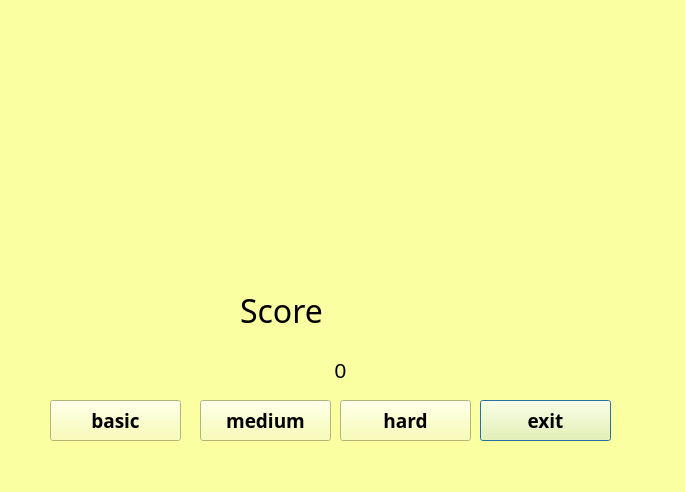
The window that src/ui/over_dialog.ui (Stanley-233/2024-BJTU-datastructure-finalproject) describes before a commit, drawn with Qt 5.
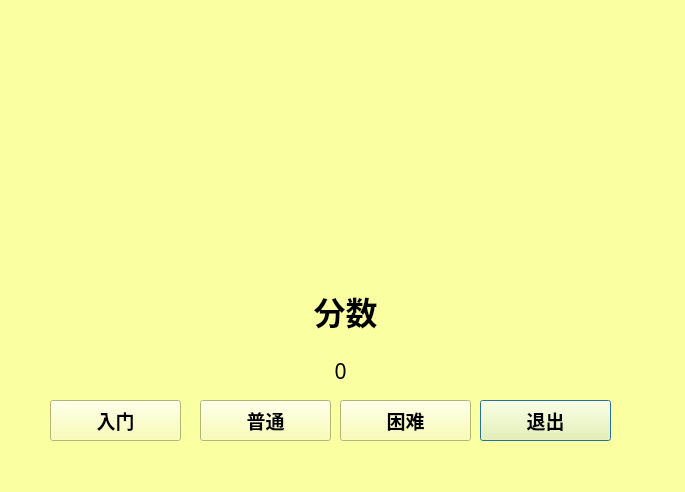
The same window after the commit. Icons and pictures are not drawn.

Commit message: style(over_dialog): better UI

Diff of the .ui file:
```diff
--- a/src/ui/over_dialog.ui
+++ b/src/ui/over_dialog.ui
@@ -43,12 +43,16 @@
    </property>
    <property name="font">
     <font>
-     <family>Wide Latin</family>
+     <family>思源宋体 CN</family>
      <pointsize>24</pointsize>
+     <bold>true</bold>
     </font>
    </property>
    <property name="text">
-    <string>Score</string>
+    <string>分数</string>
+   </property>
+   <property name="alignment">
+    <set>Qt::AlignmentFlag::AlignCenter</set>
    </property>
   </widget>
   <widget class="QLabel" name="score">
@@ -62,6 +66,7 @@
    </property>
    <property name="font">
     <font>
+     <family>Microsoft YaHei</family>
      <pointsize>16</pointsize>
     </font>
    </property>
@@ -83,13 +88,13 @@
    </property>
    <property name="font">
     <font>
-     <family>Rockwell Extra Bold</family>
+     <family>思源宋体 CN</family>
      <pointsize>14</pointsize>
      <bold>true</bold>
     </font>
    </property>
    <property name="text">
-    <string>exit</string>
+    <string>退出</string>
    </property>
   </widget>
   <widget class="QPushButton" name="hardBtn">
@@ -103,13 +108,13 @@
    </property>
    <property name="font">
     <font>
-     <family>Rockwell Extra Bold</family>
+     <family>思源宋体 CN</family>
      <pointsize>14</pointsize>
      <bold>true</bold>
     </font>
    </property>
    <property name="text">
-    <string>hard</string>
+    <string>困难</string>
    </property>
   </widget>
   <widget class="QPushButton" name="basicBtn">
@@ -123,13 +128,13 @@
    </property>
    <property name="font">
     <font>
-     <family>Rockwell Extra Bold</family>
+     <family>思源宋体 CN</family>
      <pointsize>14</pointsize>
      <bold>true</bold>
     </font>
    </property>
    <property name="text">
-    <string>basic</string>
+    <string>入门</string>
    </property>
   </widget>
   <widget class="QPushButton" name="mediumBtn">
@@ -143,13 +148,13 @@
    </property>
    <property name="font">
     <font>
-     <family>Rockwell Extra Bold</family>
+     <family>思源宋体 CN</family>
      <pointsize>14</pointsize>
      <bold>true</bold>
     </font>
    </property>
    <property name="text">
-    <string>medium</string>
+    <string>普通</string>
    </property>
   </widget>
  </widget>
```
Left out of the diff: 5 changed lines with no effect on the pictures. The commit also changes 3 other files.
